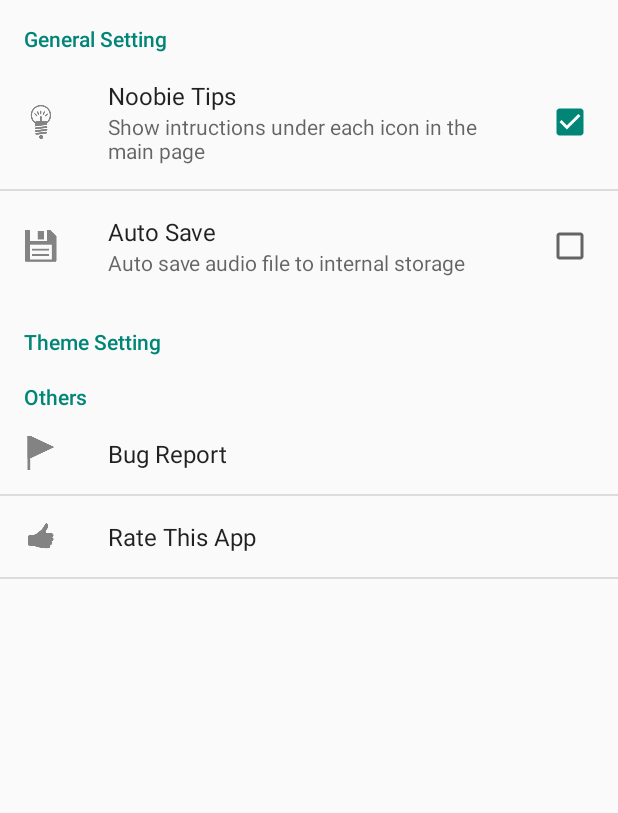
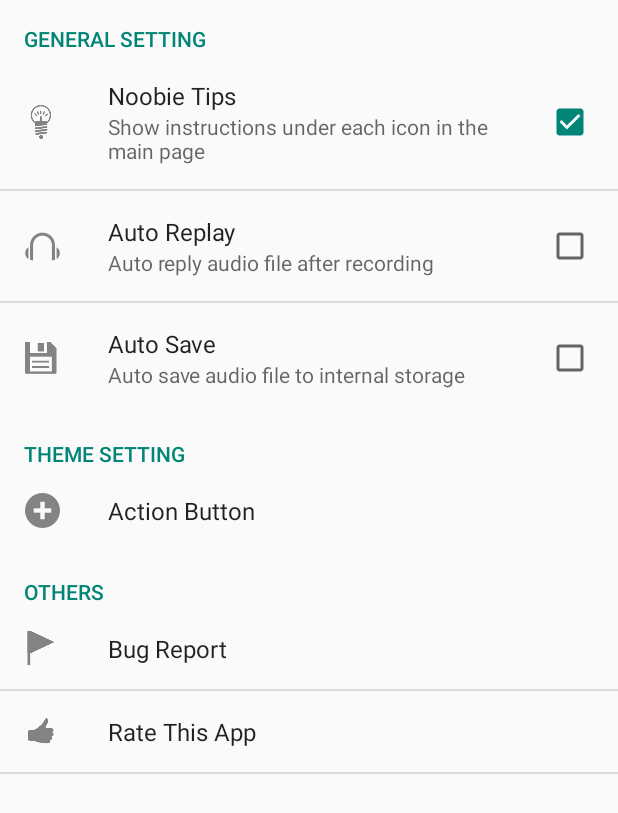
Before and after one commit to nathanliu1/SpeakingPrep, an Android app: the Setting screen opened directly, with no data from a screen before it, on a phone screen of 412 x 824 dp. Shown: the top 813 px of the screen. Run offline under Robolectric (Android 15) with nearby library versions, the phone set to English and light mode, and no system bars.

Commit message:
Setting UI changed

```diff
--- a/app/src/main/java/ca/uwaterloo/speakingprep/MainActivity.java
+++ b/app/src/main/java/ca/uwaterloo/speakingprep/MainActivity.java
@@ -26,6 +26,7 @@ public class MainActivity extends ActionBarActivity {
     @Override
     public void onResume() {
         super.onResume();
+        MainActivityFragment.resume();
     }
 
     @Override
--- a/app/src/main/res/xml/preferences.xml
+++ b/app/src/main/res/xml/preferences.xml
@@ -1,12 +1,18 @@
 <?xml version="1.0" encoding="utf-8"?>
 <PreferenceScreen xmlns:android="http://schemas.android.com/apk/res/android">
-    <PreferenceCategory android:title="General Setting" >
+    <PreferenceCategory android:title="GENERAL SETTING">
         <CheckBoxPreference
             android:icon="@drawable/ic_noob"
             android:title="Noobie Tips"
             android:defaultValue="true"
-            android:summary="Show intructions under each icon in the main page"
+            android:summary="Show instructions under each icon in the main page"
             android:key="noobieTips" />
+        <CheckBoxPreference
+            android:icon="@drawable/ic_replay"
+            android:title="Auto Replay"
+            android:defaultValue="false"
+            android:summary="Auto reply audio file after recording"
+            android:key="autoSave" />
         <CheckBoxPreference
             android:icon="@drawable/ic_save"
             android:title="Auto Save"
@@ -16,11 +22,14 @@
     </PreferenceCategory>
 
 
-    <PreferenceCategory android:title="Theme Setting">
-
+    <PreferenceCategory android:title="THEME SETTING">
+        <Preference
+            android:icon="@drawable/ic_action_button"
+            android:title="Action Button"
+            android:key="noobieTips" />
     </PreferenceCategory>
 
-    <PreferenceCategory android:title="Others">
+    <PreferenceCategory android:title="OTHERS">
         <Preference
             android:icon="@drawable/ic_bug"
             android:title="Bug Report"
```
Also changed, not shown: app/src/main/java/ca/uwaterloo/speakingprep/MainActivityFragment.java (+56 -19 lines), app/src/main/res/drawable-hdpi/ic_action_button.png (added), app/src/main/res/drawable-hdpi/ic_replay.png (added), app/src/main/res/drawable-ldpi/ic_action_button.png (added), app/src/main/res/drawable-ldpi/ic_replay.png (added), app/src/main/res/drawable-mdpi/ic_action_button.png (added), app/src/main/res/drawable-mdpi/ic_replay.png (added), app/src/main/res/drawable-xhdpi/ic_action_button.png (added), app/src/main/res/drawable-xhdpi/ic_replay.png (added), app/src/main/res/drawable-xxhdpi/ic_action_button.png (added), app/src/main/res/drawable-xxhdpi/ic_replay.png (added).
